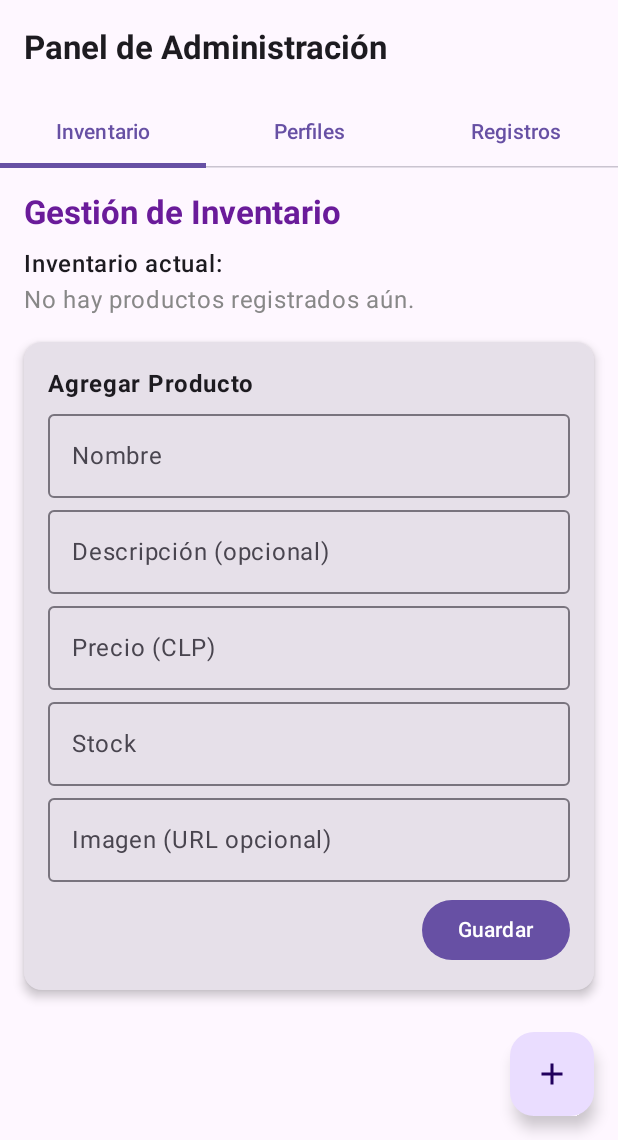
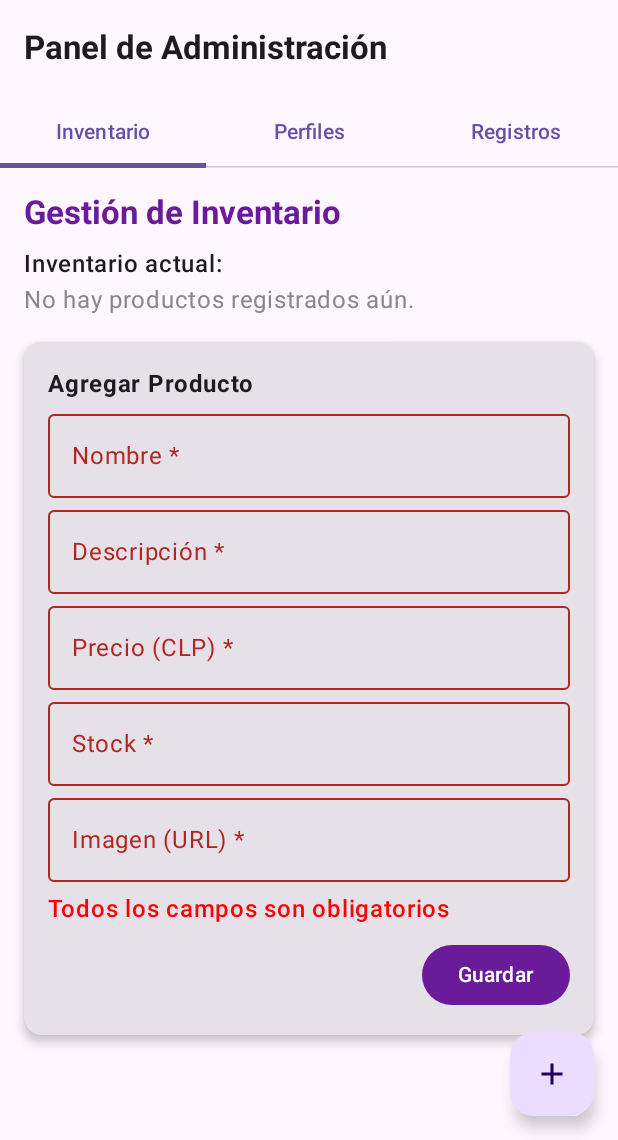
Before and after one commit to xiomararomero98/DiscoClubApp, an Android app built with Jetpack Compose: the AdminScreen screen opened through its navigation route, after a tap on "Guardar", on a phone screen of 412 x 824 dp, the part 96-1236 px from its top. Run offline under Robolectric (Android 15) with nearby library versions, the phone set to English and light mode, and no system bars; our stand-ins replace Room's generated code.

Commit message:
cambios en viewmodel y admin screen
los cambios fueron para que los datos de resgistrer sean obligatorios

```diff
--- a/app/src/main/java/com/example/discoclub/ui/screen/AdminScreen.kt
+++ b/app/src/main/java/com/example/discoclub/ui/screen/AdminScreen.kt
@@ -86,7 +86,7 @@ fun AdminScreen(
             // ----------------- Contenido dinámico -----------------
             // Cambia automáticamente según la pestaña activa
             when (selectedTabIndex) {
-                0 -> AdminInventarioScreen()                       // Pestaña Inventario
+                0 -> AdminInventarioScreen(vm = vm)                       // Pestaña Inventario
                 1 -> AdminPerfilesScreen(vm = vm, navController)   // Pestaña Perfiles (usa el ViewModel)
                 2 -> AdminRegistrosScreen()                        // Pestaña Registros
             }
@@ -97,7 +97,7 @@ fun AdminScreen(
 // INVENTARIO (CRUD DE PRODUCTOS)
 
 @Composable
-fun AdminInventarioScreen() {
+fun AdminInventarioScreen(vm: AuthViewModel) {
     // Campos del formulario
     var nombre by remember { mutableStateOf("") }            // Campo: nombre del producto
     var descripcion by remember { mutableStateOf("") }       // Campo: descripción del producto
@@ -105,19 +105,14 @@ fun AdminInventarioScreen() {
     var stock by remember { mutableStateOf("") }             // Campo: cantidad en stock
     var imagen by remember { mutableStateOf("") }            // Campo: URL de imagen del producto
 
-    // Lista que almacena los productos creados
+    val state by vm.register.collectAsStateWithLifecycle()
     var productos by remember { mutableStateOf(listOf<String>()) }
 
-    // Controla si el formulario se muestra o no
-    var mostrarFormulario by remember { mutableStateOf(true) }
-
-    // Contenedor principal de la subpantalla
     Column(
         modifier = Modifier
             .fillMaxSize()
             .padding(16.dp)
     ) {
-        // Título principal
         Text(
             "Gestión de Inventario",
             style = MaterialTheme.typography.titleLarge,
@@ -128,26 +123,18 @@ fun AdminInventarioScreen() {
         Spacer(modifier = Modifier.height(8.dp))
         Text("Inventario actual:", fontWeight = FontWeight.SemiBold)
 
-        // Si la lista está vacía, muestra mensaje
         if (productos.isEmpty()) {
             Text("No hay productos registrados aún.", color = Color.Gray)
         } else {
-            // Si hay productos, los muestra en una lista desplazable
             LazyColumn(modifier = Modifier.padding(top = 8.dp)) {
                 items(productos) { producto ->
                     Row(
                         modifier = Modifier.fillMaxWidth(),
-                        horizontalArrangement = Arrangement.SpaceBetween // Espaciado entre texto e ícono
+                        horizontalArrangement = Arrangement.SpaceBetween
                     ) {
-                        Text("• $producto") // Muestra nombre y precio del producto
-                        IconButton(onClick = {
-                            productos = productos - producto // Elimina el producto de la lista
-                        }) {
-                            Icon(
-                                Icons.Filled.Delete,
-                                contentDescription = "Eliminar",
-                                tint = Color.Red // Color rojo para eliminar
-                            )
+                        Text("• $producto")
+                        IconButton(onClick = { productos = productos - producto }) {
+                            Icon(Icons.Filled.Delete, contentDescription = "Eliminar", tint = Color.Red)
                         }
                     }
                 }
@@ -156,8 +143,6 @@ fun AdminInventarioScreen() {
 
         Spacer(modifier = Modifier.height(16.dp))
 
-        // Formulario animado (puede ocultarse o mostrarse)
-        AnimatedVisibility(visible = mostrarFormulario) {
         Card(
             modifier = Modifier.fillMaxWidth(),
             elevation = CardDefaults.cardElevation(defaultElevation = 4.dp)
@@ -165,58 +150,68 @@ fun AdminInventarioScreen() {
             Column(modifier = Modifier.padding(16.dp)) {
                 Text("Agregar Producto", fontWeight = FontWeight.Bold)
 
-                    // Campo Nombre
                 OutlinedTextField(
                     value = nombre,
                     onValueChange = { nombre = it },
-                        label = { Text("Nombre") },
-                        modifier = Modifier.fillMaxWidth()
+                    label = { Text("Nombre *") },
+                    modifier = Modifier.fillMaxWidth(),
+                    isError = nombre.isBlank() && state.error != null
                 )
 
-                    // Campo Descripción
                 OutlinedTextField(
                     value = descripcion,
                     onValueChange = { descripcion = it },
-                        label = { Text("Descripción (opcional)") },
-                        modifier = Modifier.fillMaxWidth()
+                    label = { Text("Descripción *") },
+                    modifier = Modifier.fillMaxWidth(),
+                    isError = descripcion.isBlank() && state.error != null
                 )
 
-                    // Campo Precio
                 OutlinedTextField(
                     value = precio,
                     onValueChange = { precio = it },
-                        label = { Text("Precio (CLP)") },
+                    label = { Text("Precio (CLP) *") },
                     keyboardOptions = KeyboardOptions(keyboardType = KeyboardType.Number),
-                        modifier = Modifier.fillMaxWidth()
+                    modifier = Modifier.fillMaxWidth(),
+                    isError = precio.isBlank() && state.error != null
                 )
 
-                    // Campo Stock
                 OutlinedTextField(
                     value = stock,
                     onValueChange = { stock = it },
-                        label = { Text("Stock") },
+                    label = { Text("Stock *") },
                     keyboardOptions = KeyboardOptions(keyboardType = KeyboardType.Number),
-                        modifier = Modifier.fillMaxWidth()
+                    modifier = Modifier.fillMaxWidth(),
+                    isError = stock.isBlank() && state.error != null
                 )
 
-                    // Campo Imagen
                 OutlinedTextField(
                     value = imagen,
                     onValueChange = { imagen = it },
-                        label = { Text("Imagen (URL opcional)") },
-                        modifier = Modifier.fillMaxWidth()
+                    label = { Text("Imagen (URL) *") },
+                    modifier = Modifier.fillMaxWidth(),
+                    isError = imagen.isBlank() && state.error != null
                 )
+
+                if (state.error != null) {
+                    Text(
+                        text = state.error ?: "",
+                        color = Color.Red,
+                        fontWeight = FontWeight.SemiBold,
+                        modifier = Modifier.padding(top = 6.dp)
+                    )
+                }
 
                 Spacer(modifier = Modifier.height(8.dp))
 
-                    // Botón Guardar producto
                 Button(
                     onClick = {
-                            // Validación: nombre y precio no pueden estar vacíos
-                            if (nombre.isNotBlank() && precio.isNotBlank()) {
-                                // Agrega el producto a la lista
+                        if (nombre.isBlank() || descripcion.isBlank() ||
+                            precio.isBlank() || stock.isBlank() || imagen.isBlank()
+                        ) {
+                            vm.setError("Todos los campos son obligatorios")
+                        } else {
                             productos = productos + "$nombre - $$precio"
-                                // Limpia los campos del formulario
+                            vm.setError(null)
                             nombre = ""
                             descripcion = ""
                             precio = ""
@@ -224,10 +219,10 @@ fun AdminInventarioScreen() {
                             imagen = ""
                         }
                     },
-                        modifier = Modifier.align(Alignment.End)
+                    modifier = Modifier.align(Alignment.End),
+                    colors = ButtonDefaults.buttonColors(containerColor = Color(0xFF6A1B9A))
                 ) {
                     Text("Guardar")
-                    }
                 }
             }
         }
--- a/app/src/main/java/com/example/discoclub/ui/viewmodel/AuthViewModel.kt
+++ b/app/src/main/java/com/example/discoclub/ui/viewmodel/AuthViewModel.kt
@@ -42,7 +42,8 @@ data class RegisterUiState(
     val isSubmitting: Boolean = false,                     // Flag de carga
     val canSubmit: Boolean = false,                        // Habilitar botón
     val success: Boolean = false,                          // Resultado OK
-    val errorMsg: String? = null                           // Error global (ej: duplicado)
+    val errorMsg: String? = null,                           // Error global (ej: duplicado)
+    val error: String? = null
 
 )
 // ----------------- COLECCIÓN EN MEMORIA (solo para la demo) -----------------
@@ -171,6 +172,10 @@ class AuthViewModel (
     fun clearRegisterResult() {                             // Limpia banderas tras navegar
         _register.update { it.copy(success = false, errorMsg = null) }
     }
+    fun setError(message: String?) {
+        _register.update { it.copy(error = message) }
+    }
+
 
     // ---------------------------------------------------------
     //  PERFIL DE USUARIO
```
Lines whose indentation alone changed are shown as unchanged.
